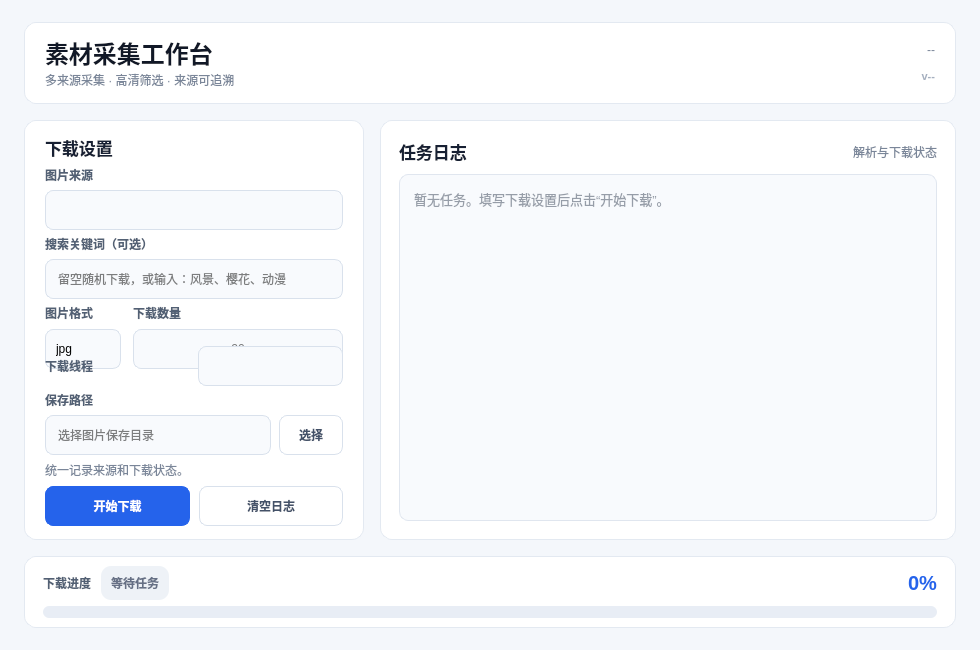
Qt form UI/main.ui (lazy-hs/vcg) before a commit.
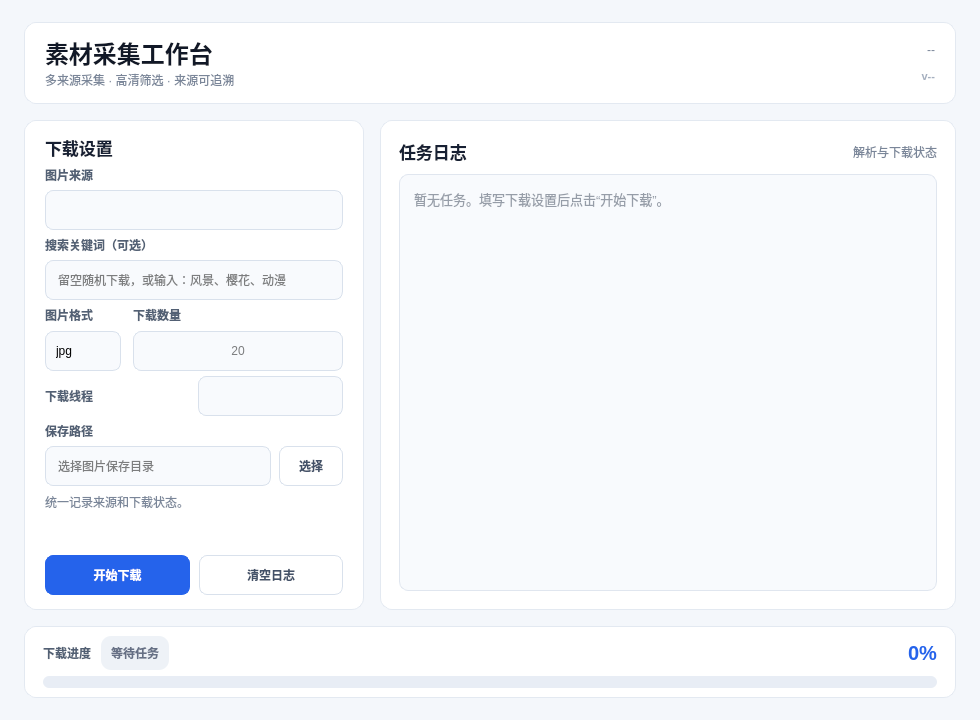
The same form after that commit.

Commit message: 修复默认启动尺寸导致的布局重叠 增加百度下载源

The edit to the form file:
```diff
--- a/UI/main.ui
+++ b/UI/main.ui
@@ -7,13 +7,13 @@
     <x>0</x>
     <y>0</y>
     <width>980</width>
-    <height>640</height>
+    <height>720</height>
    </rect>
   </property>
   <property name="minimumSize">
    <size>
     <width>880</width>
-    <height>650</height>
+    <height>700</height>
    </size>
   </property>
   <property name="windowTitle">
```
The commit also changes 3 other files.
